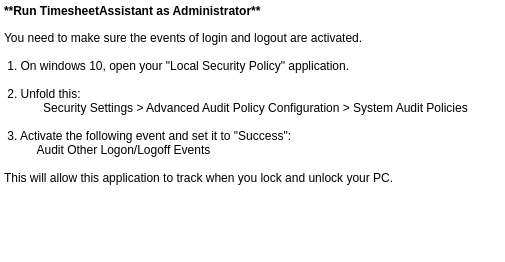
First picture: the form in src/View/gui/HelpDialog.ui, repository alexmo16/TimesheetAssistant, before the edit.
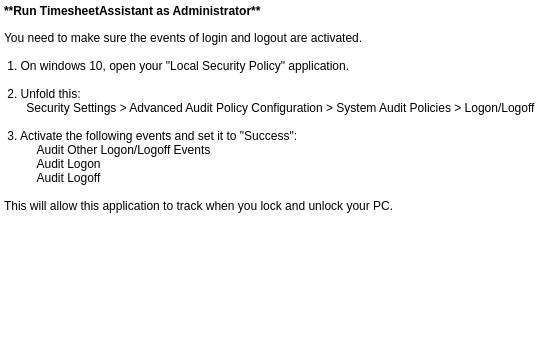
Second picture: the form after the edit.

Commit message: Add logon and logoff events

The edit to the form file:
```diff
--- a/src/View/gui/HelpDialog.ui
+++ b/src/View/gui/HelpDialog.ui
@@ -6,8 +6,8 @@
    <rect>
     <x>0</x>
     <y>0</y>
-    <width>505</width>
-    <height>262</height>
+    <width>555</width>
+    <height>356</height>
    </rect>
   </property>
   <property name="windowTitle">
@@ -18,8 +18,8 @@
     <rect>
      <x>0</x>
      <y>0</y>
-     <width>511</width>
-     <height>281</height>
+     <width>561</width>
+     <height>361</height>
     </rect>
    </property>
    <property name="frameShape">
@@ -40,10 +40,12 @@
 &lt;p align=&quot;justify&quot; style=&quot; margin-top:0px; margin-bottom:0px; margin-left:0px; margin-right:0px; -qt-block-indent:0; text-indent:0px;&quot;&gt;&lt;span style=&quot; font-size:9pt;&quot;&gt; 1. On windows 10, open your &amp;quot;Local Security Policy&amp;quot; application. &lt;/span&gt;&lt;/p&gt;
 &lt;p align=&quot;justify&quot; style=&quot;-qt-paragraph-type:empty; margin-top:0px; margin-bottom:0px; margin-left:0px; margin-right:0px; -qt-block-indent:0; text-indent:0px; font-size:9pt;&quot;&gt;&lt;br /&gt;&lt;/p&gt;
 &lt;p align=&quot;justify&quot; style=&quot; margin-top:0px; margin-bottom:0px; margin-left:0px; margin-right:0px; -qt-block-indent:0; text-indent:0px;&quot;&gt;&lt;span style=&quot; font-size:9pt;&quot;&gt; 2. Unfold this: &lt;/span&gt;&lt;/p&gt;
-&lt;p align=&quot;center&quot; style=&quot; margin-top:0px; margin-bottom:0px; margin-left:0px; margin-right:0px; -qt-block-indent:0; text-indent:0px;&quot;&gt;&lt;span style=&quot; font-size:9pt;&quot;&gt;Security Settings &amp;gt; Advanced Audit Policy Configuration &amp;gt; System Audit Policies&lt;/span&gt;&lt;/p&gt;
+&lt;p align=&quot;center&quot; style=&quot; margin-top:0px; margin-bottom:0px; margin-left:0px; margin-right:0px; -qt-block-indent:0; text-indent:0px;&quot;&gt;&lt;span style=&quot; font-size:9pt;&quot;&gt;Security Settings &amp;gt; Advanced Audit Policy Configuration &amp;gt; System Audit Policies &amp;gt; Logon/Logoff&lt;/span&gt;&lt;/p&gt;
 &lt;p align=&quot;justify&quot; style=&quot; margin-top:0px; margin-bottom:0px; margin-left:0px; margin-right:0px; -qt-block-indent:0; text-indent:0px;&quot;&gt;&lt;span style=&quot; font-size:9pt;&quot;&gt; &lt;/span&gt;&lt;/p&gt;
-&lt;p align=&quot;justify&quot; style=&quot; margin-top:0px; margin-bottom:0px; margin-left:0px; margin-right:0px; -qt-block-indent:0; text-indent:0px;&quot;&gt;&lt;span style=&quot; font-size:9pt;&quot;&gt; 3. Activate the following event and set it to &amp;quot;Success&amp;quot;:&lt;/span&gt;&lt;/p&gt;
+&lt;p align=&quot;justify&quot; style=&quot; margin-top:0px; margin-bottom:0px; margin-left:0px; margin-right:0px; -qt-block-indent:0; text-indent:0px;&quot;&gt;&lt;span style=&quot; font-size:9pt;&quot;&gt; 3. Activate the following events and set it to &amp;quot;Success&amp;quot;:&lt;/span&gt;&lt;/p&gt;
 &lt;p align=&quot;justify&quot; style=&quot; margin-top:0px; margin-bottom:0px; margin-left:0px; margin-right:0px; -qt-block-indent:0; text-indent:0px;&quot;&gt;&lt;span style=&quot; font-size:9pt;&quot;&gt;          Audit Other Logon/Logoff Events&lt;/span&gt;&lt;/p&gt;
+&lt;p align=&quot;justify&quot; style=&quot; margin-top:0px; margin-bottom:0px; margin-left:0px; margin-right:0px; -qt-block-indent:0; text-indent:0px;&quot;&gt;&lt;span style=&quot; font-size:9pt;&quot;&gt;          Audit Logon&lt;/span&gt;&lt;/p&gt;
+&lt;p align=&quot;justify&quot; style=&quot; margin-top:0px; margin-bottom:0px; margin-left:0px; margin-right:0px; -qt-block-indent:0; text-indent:0px;&quot;&gt;&lt;span style=&quot; font-size:9pt;&quot;&gt;          Audit Logoff&lt;/span&gt;&lt;/p&gt;
 &lt;p align=&quot;justify&quot; style=&quot;-qt-paragraph-type:empty; margin-top:0px; margin-bottom:0px; margin-left:0px; margin-right:0px; -qt-block-indent:0; text-indent:0px; font-size:9pt;&quot;&gt;&lt;br /&gt;&lt;/p&gt;
 &lt;p align=&quot;justify&quot; style=&quot; margin-top:0px; margin-bottom:0px; margin-left:0px; margin-right:0px; -qt-block-indent:0; text-indent:0px;&quot;&gt;&lt;span style=&quot; font-size:9pt;&quot;&gt;This will allow this application to track when you lock and unlock your PC. &lt;/span&gt;&lt;/p&gt;&lt;/body&gt;&lt;/html&gt;</string>
    </property>
```
The commit also changes 4 other files.
